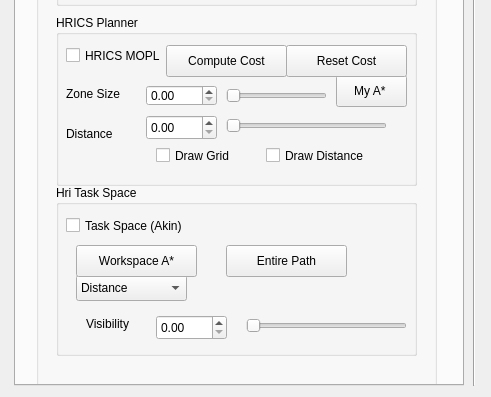
The window that qtWindow/qtMainInterface/sidewindow.ui (jmainpri/libmove3d) describes before a commit, drawn with Qt 5; both pictures show x 0 to 491 and y 392 to 789 of the 491 by 789 pixel window.
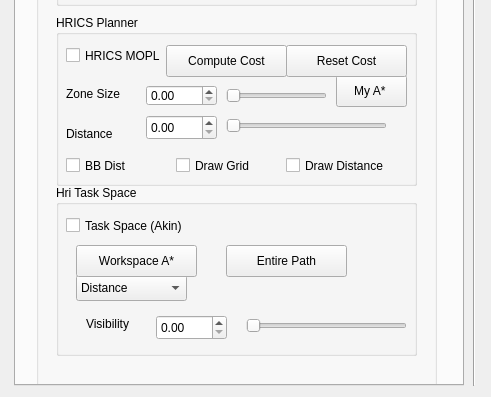
The same window after the commit. The open tabs and pages were chosen to show the change. Custom widgets are drawn as their Qt base class.

```diff
--- a/qtWindow/qtMainInterface/sidewindow.ui
+++ b/qtWindow/qtMainInterface/sidewindow.ui
@@ -896,8 +896,8 @@
         <widget class="QCheckBox" name="checkBoxDrawGrid">
          <property name="geometry">
           <rect>
-           <x>100</x>
-           <y>130</y>
+           <x>120</x>
+           <y>140</y>
            <width>91</width>
            <height>21</height>
           </rect>
@@ -1032,8 +1032,8 @@
         <widget class="QCheckBox" name="checkBoxDrawDistance">
          <property name="geometry">
           <rect>
-           <x>210</x>
-           <y>130</y>
+           <x>230</x>
+           <y>140</y>
            <width>121</width>
            <height>21</height>
           </rect>
@@ -1055,6 +1055,19 @@
           <string>HRICS MOPL</string>
          </property>
         </widget>
+        <widget class="QCheckBox" name="checkBoxBBDist">
+         <property name="geometry">
+          <rect>
+           <x>10</x>
+           <y>140</y>
+           <width>87</width>
+           <height>21</height>
+          </rect>
+         </property>
+         <property name="text">
+          <string>BB Dist</string>
+         </property>
+        </widget>
        </widget>
       </widget>
       <widget class="QCheckBox" name="checkBoxCostBefore">
```
Left out of the diff: 6 changed lines with no effect on the pictures.
